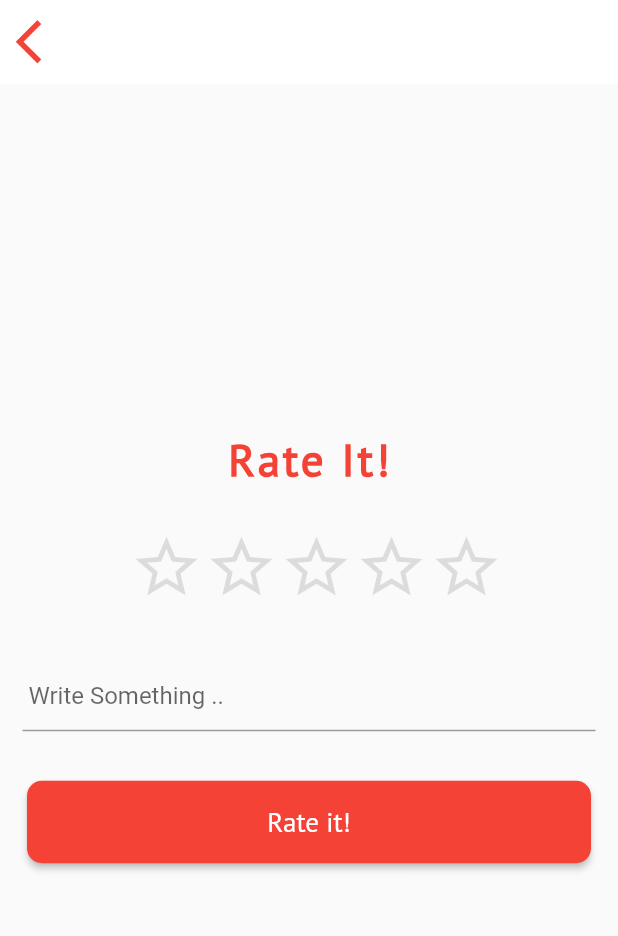
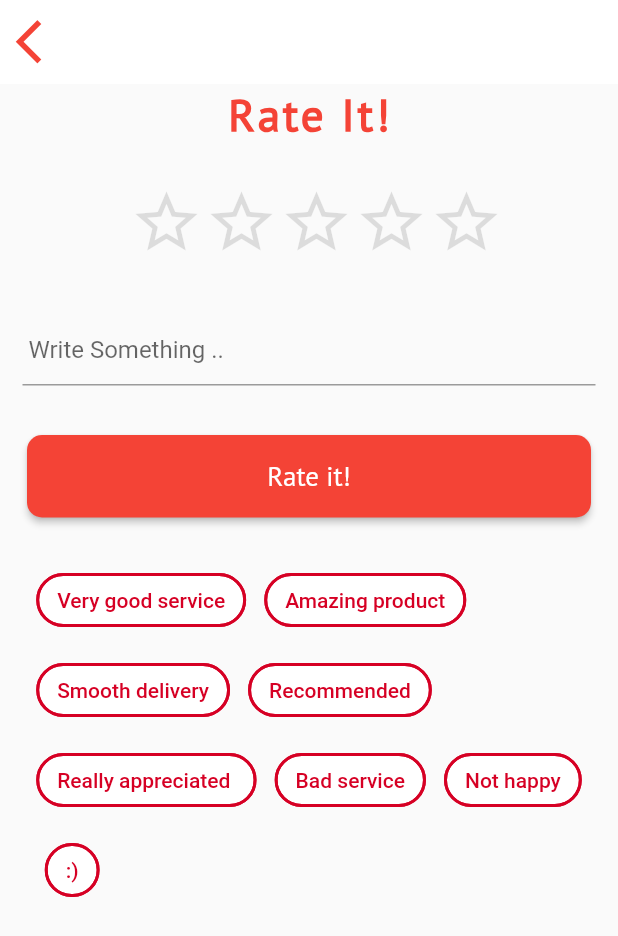
Before and after one commit to atyourdoorstep/at_your_doorstep-Ya_Ibrahim, a Flutter app: the RatingAndReview screen opened directly, on a phone screen of 412 x 824 dp. Shown: the top 936 px of the screen. Run offline on Flutter 3.47's test engine with Material 2 defaults, Android fonts, the phone set to English and light mode, and no system bars; our stand-ins replace dio, flutter_easyloading, font_awesome_flutter, geocoding, google_maps_flutter, image_picker and 2 more; missing offline and left inert: circular_menu; accounts and stored records are empty; network calls fail.

Commit message:
Some Changes in review and rating page ratingAndReviewPage.dart

```diff
--- a/lib/Screens/paymentsDetailCust.dart
+++ b/lib/Screens/paymentsDetailCust.dart
@@ -54,7 +54,7 @@ class _PaymentDetailsCustomerState extends State<PaymentDetailsCustomer> {
           child: Column(
             children: <Widget>[
               payments.length > 0 ? SizedBox(
-                height: 570,
+                height: 580,
                 child: ListView.builder(
                   itemCount: payments.length,
                   itemBuilder:(context , index){
--- a/lib/ratingAndReviewPage.dart
+++ b/lib/ratingAndReviewPage.dart
@@ -20,6 +20,16 @@ class _RatingAndReviewState extends State<RatingAndReview> {
   var items ;
   int rating = 0;
   TextEditingController ReviewController = TextEditingController();
+  List designedReviews = [
+    "Very Good Service",
+    "Amazing Product",
+    "Smooth Delivery",
+    "Recommended",
+    "Really Appreciated ",
+    "Bad Service",
+    "Not Happy",
+    ":)",
+  ];
 
   @override
   void initState() {
@@ -40,7 +50,8 @@ class _RatingAndReviewState extends State<RatingAndReview> {
           icon: Icon(Icons.arrow_back_ios, color: Colors.red,size: 35,),
         ),
       ),
-      body:Center(
+      body:SingleChildScrollView(
+        child: Center(
           child: Container(
             child: Column(
               mainAxisAlignment: MainAxisAlignment.center,
@@ -103,7 +114,38 @@ class _RatingAndReviewState extends State<RatingAndReview> {
                     rateItem();
                   },
                 ),
+                SizedBox(height: 7.0,),
+                Align(
+                  alignment: Alignment.topCenter,
+                  child: Wrap(
+                    children: List<Widget>.generate(designedReviews.length,
+                            (int index){
+                          return GestureDetector(
+                            onTap: (){
+                              setState(() {
+                                ReviewController.text = ReviewController.text + " "+ designedReviews[index];
+                              });
+                            },
+                            child: Padding(
+                              padding: const EdgeInsets.all(6.0),
+                              child: Chip(
+                                shape: StadiumBorder(side: BorderSide(color: Color(0xffD60024), width: 2)),
+                                label:Text(ucFirst(designedReviews[index]),
+                                  style: TextStyle(
+                                    color: Color(0xffD60024),fontWeight: FontWeight.w500,
+                                  ),
+                                ),
+                                backgroundColor: Colors.white,
+                                //Color(0xFFFFE7E7) ,
+                              ),
+                            ),
+                          );
+                        }
+                    ).toList(),
+                  ),
+                ),
               ],
+            ),
           ),
         ),
       ),
```
Lines whose indentation alone changed are shown as unchanged.
